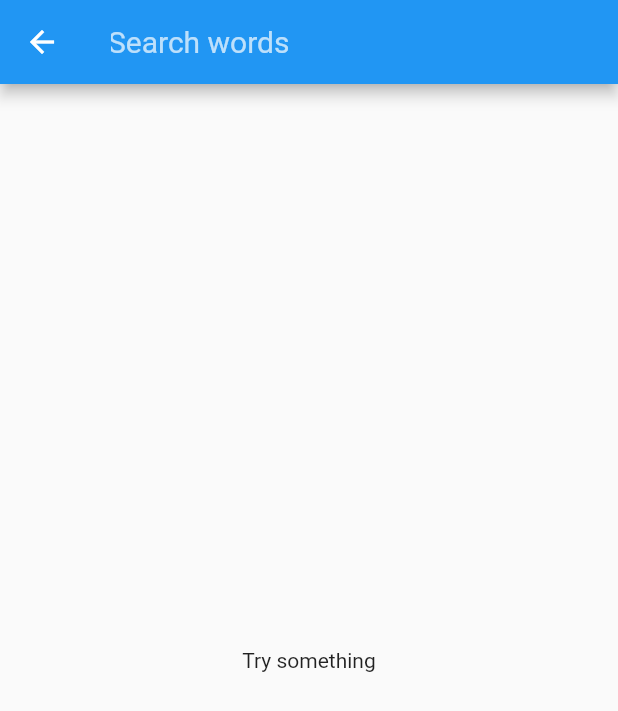
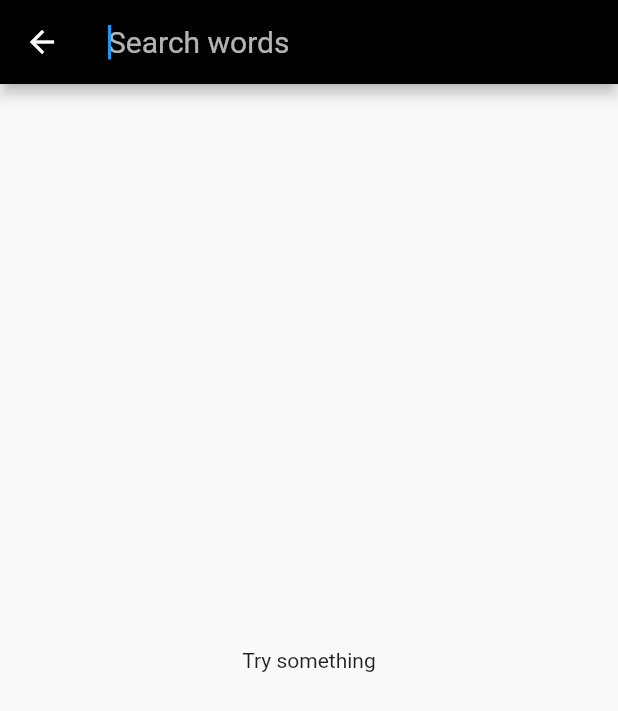
Before and after one commit to eba472/mango-mobile, a Flutter app: the screen it shows after launch, after a tap on the "search" icon, on a phone screen of 412 x 824 dp. Shown: the top 711 px of the screen. Run offline on Flutter 3.47's test engine with Material 2 defaults, Android fonts, the phone set to English and light mode, and no system bars.

Commit message:
change backgroundColor2

```diff
--- a/mobile/lib/main.dart
+++ b/mobile/lib/main.dart
@@ -79,6 +79,7 @@ class MyHomePage extends StatelessWidget {
             builder: (word_s) => ListTile(
               title: Text(word_s.chars),
             ),
+
           ),
         ),
         child: const Icon(Icons.search),
--- a/mobile/lib/search_page.dart
+++ b/mobile/lib/search_page.dart
@@ -69,6 +69,7 @@ class SearchPage<T> extends SearchDelegate<T?> {
   final SortCallback<T>? sort;
 
   SearchPage({
+
     this.suggestion = const SizedBox(),
     this.failure = const SizedBox(),
     required this.builder,
@@ -91,6 +92,9 @@ class SearchPage<T> extends SearchDelegate<T?> {
   ThemeData appBarTheme(BuildContext context) {
     return barTheme ??
         Theme.of(context).copyWith(
+          appBarTheme: const AppBarTheme(
+            backgroundColor: Colors.black,
+          ),
           textTheme: Theme.of(context).textTheme.copyWith(
                 headline6: TextStyle(
                   color: Theme.of(context).primaryTextTheme.headline6?.color,
@@ -108,6 +112,7 @@ class SearchPage<T> extends SearchDelegate<T?> {
             enabledBorder: InputBorder.none,
             errorBorder: InputBorder.none,
             border: InputBorder.none,
+
           ),
 
         );
```
